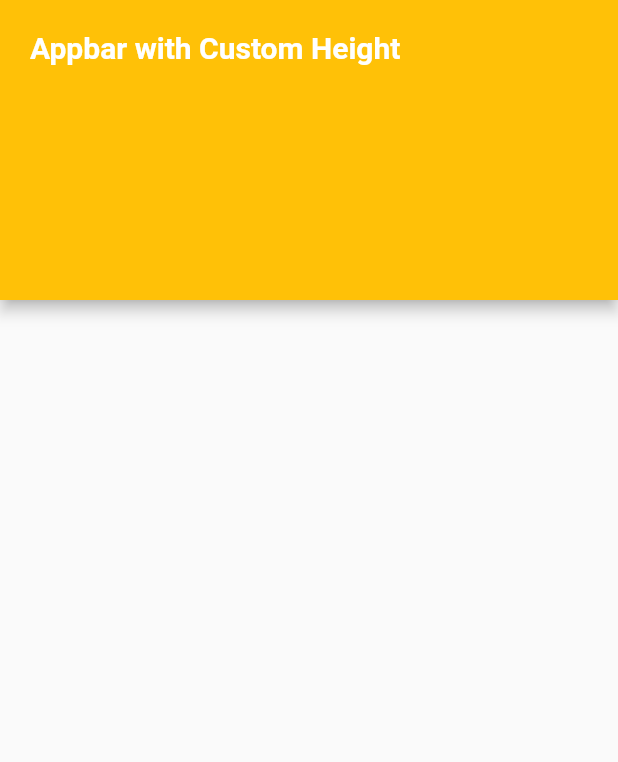
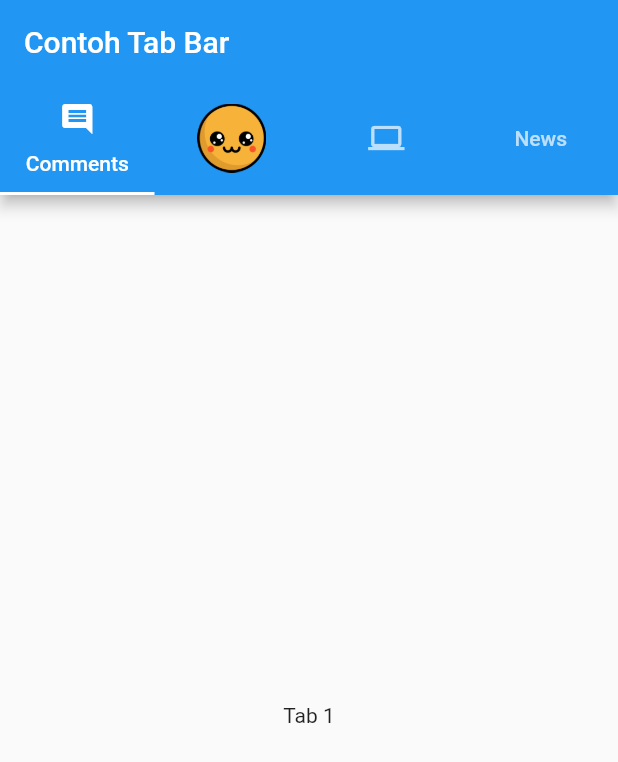
Before and after one commit to noorqidam/learn_flutter, a Flutter app: the screen it shows after launch, on a phone screen of 412 x 824 dp. Shown: the top 762 px of the screen. Run offline on Flutter 3.47's test engine with Material 2 defaults, Android fonts, the phone set to English and light mode, and no system bars.

Commit message:
Membuat AppBar

```diff
--- a/lib/main.dart
+++ b/lib/main.dart
@@ -7,25 +7,46 @@ class MyApp extends StatelessWidget {
   Widget build(BuildContext context) {
     return MaterialApp(
       debugShowCheckedModeBanner: false,
-      home: Scaffold(
-        appBar: PreferredSize(
-          preferredSize: Size.fromHeight(200),
-          child: AppBar(
-            backgroundColor: Colors.amber,
-            flexibleSpace: Positioned(
-              bottom: 0,
-              right: 0,
-              child: Container(
-                margin: EdgeInsets.all(20),
-                child: Text(
-                  "Appbar with Custom Height",
-                  style: TextStyle(
-                      fontSize: 20,
-                      color: Colors.white,
-                      fontWeight: FontWeight.w700),
+      home: DefaultTabController(
+        length: 4,
+        child: Scaffold(
+          appBar: AppBar(
+            title: Text("Contoh Tab Bar"),
+            bottom: TabBar(
+              tabs: <Widget>[
+                Tab(
+                  icon: Icon(Icons.comment),
+                  text: "Comments",
                 ),
+                Tab(
+                  child: Image(
+                    image: AssetImage("assets/images/cute_icon.png"),
+                  ),
+                ),
+                Tab(
+                  icon: Icon(Icons.computer),
+                ),
+                Tab(
+                  text: "News",
+                )
+              ],
+            ),
+          ),
+          body: TabBarView(
+            children: <Widget>[
+              Center(
+                child: Text("Tab 1"),
               ),
-            ),
+              Center(
+                child: Text("Tab 2"),
+              ),
+              Center(
+                child: Text("Tab 3"),
+              ),
+              Center(
+                child: Text("Tab 4"),
+              )
+            ],
           ),
         ),
       ),
--- a/pubspec.yaml
+++ b/pubspec.yaml
@@ -38,8 +38,8 @@ flutter:
   # the material Icons class.
   uses-material-design: true
   # To add assets to your application, add an assets section, like this:
-  # assets:
-  #   - images/pattern.png
+  assets:
+    - assets/images/cute_icon.png
   #  - images/a_dot_ham.jpeg
   # An image asset can refer to one or more resolution-specific "variants", see
   # https://flutter.dev/assets-and-images/#resolution-aware.
```
Also changed, not shown: assets/images/cute_icon.png (added).
